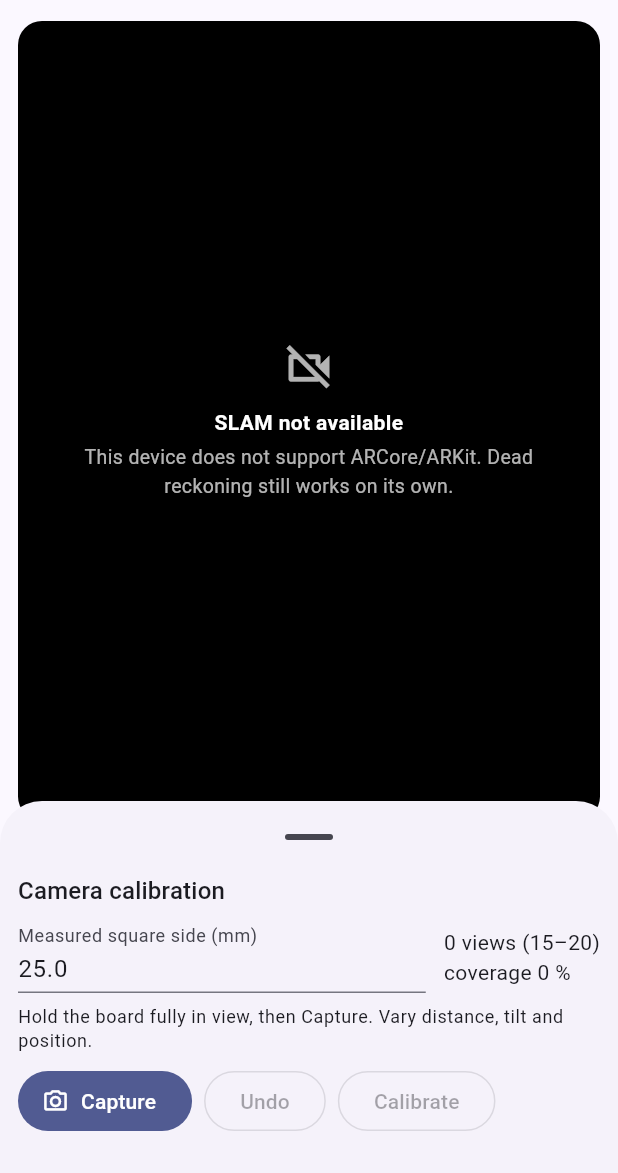
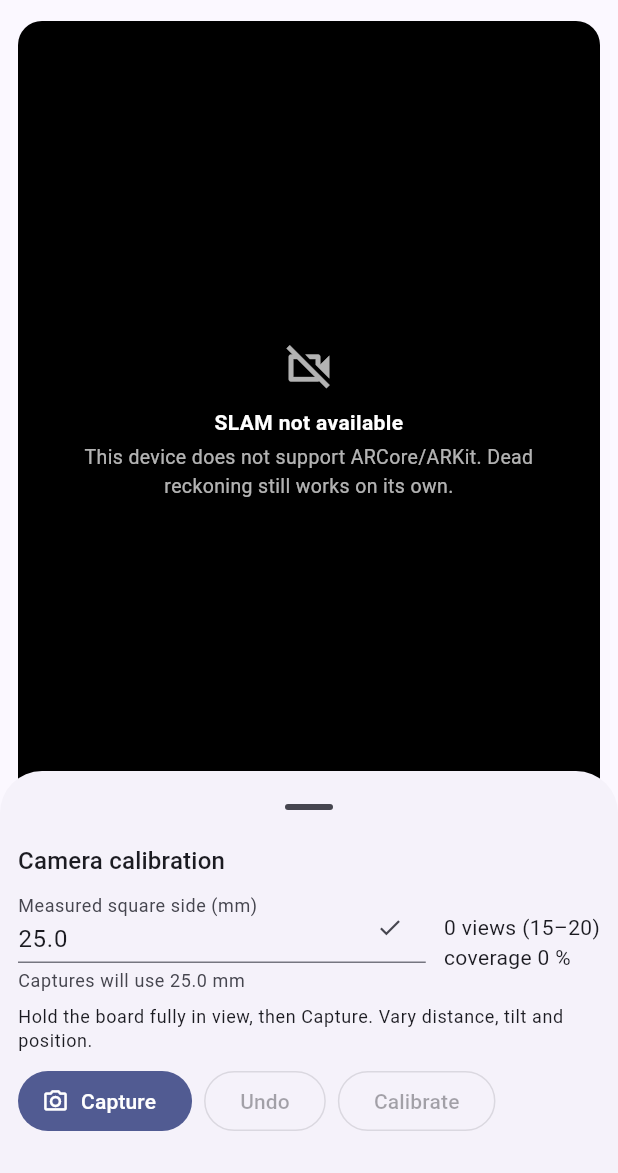
Before and after one commit to NT1906/VSLAM, a Flutter app: the screen it shows after launch, after a tap on the "grid on" icon, on a phone screen of 412 x 824 dp, the part 63-1236 px from its top. Run offline on Flutter 3.47's test engine with Material 3 defaults, Android fonts, the phone set to English and light mode, and no system bars; our stand-ins replace sensors_plus, share_plus; missing offline and left inert: dartcv4.

Commit message:
Calibration sheet: Done button and visible square size
The iOS number pad has no Done key, so the keyboard stayed over the panel
and nothing showed which size captures would use. Adds a check button, tap
outside to close, and a helper line with the size in use (locked after the
first capture). Widget test covers typing 20.6 mm.

Co-Authored-By: Claude Opus 5.5 <noreply@anthropic.com>

```diff
--- a/lib/widgets/calibration_panel.dart
+++ b/lib/widgets/calibration_panel.dart
@@ -38,10 +38,14 @@ class _CalibrationPanelState extends State<CalibrationPanel> {
 
   Future<Directory> _documents() => (widget.documents ?? getApplicationDocumentsDirectory)();
 
-  CalibrationBoard get _board {
-    final mm = double.tryParse(_square.text.replaceAll(',', '.')) ?? 25.0;
-    return CalibrationBoard.standard.withSquare(mm / 1000);
+  /// The square side typed in, or the printed 25 mm when the text is not a
+  /// positive number.
+  double get _squareMm {
+    final mm = double.tryParse(_square.text.trim().replaceAll(',', '.'));
+    return mm != null && mm > 0 ? mm : 25.0;
   }
+
+  CalibrationBoard get _board => CalibrationBoard.standard.withSquare(_squareMm / 1000);
 
   @override
   void initState() {
@@ -117,7 +121,29 @@ class _CalibrationPanelState extends State<CalibrationPanel> {
                 controller: _square,
                 enabled: _views.isEmpty,
                 keyboardType: const TextInputType.numberWithOptions(decimal: true),
-                decoration: const InputDecoration(labelText: 'Measured square side (mm)', isDense: true),
+                textInputAction: TextInputAction.done,
+                // The iOS number pad has no Done key: the check button and a
+                // tap anywhere else close it.
+                onTapOutside: (_) => FocusScope.of(context).unfocus(),
+                onChanged: (_) => setState(() {}),
+                onSubmitted: (_) => setState(() {}),
+                decoration: InputDecoration(
+                  labelText: 'Measured square side (mm)',
+                  isDense: true,
+                  helperText: _views.isEmpty
+                      ? 'Captures will use ${_squareMm.toStringAsFixed(1)} mm'
+                      : 'Locked at ${_squareMm.toStringAsFixed(1)} mm for this calibration',
+                  suffixIcon: IconButton(
+                    icon: const Icon(Icons.check),
+                    tooltip: 'Done',
+                    onPressed: _views.isEmpty
+                        ? () {
+                            FocusScope.of(context).unfocus();
+                            setState(() {});
+                          }
+                        : null,
+                  ),
+                ),
               ),
             ),
             const SizedBox(width: 12),
```
Also changed, not shown: 1 other file.
